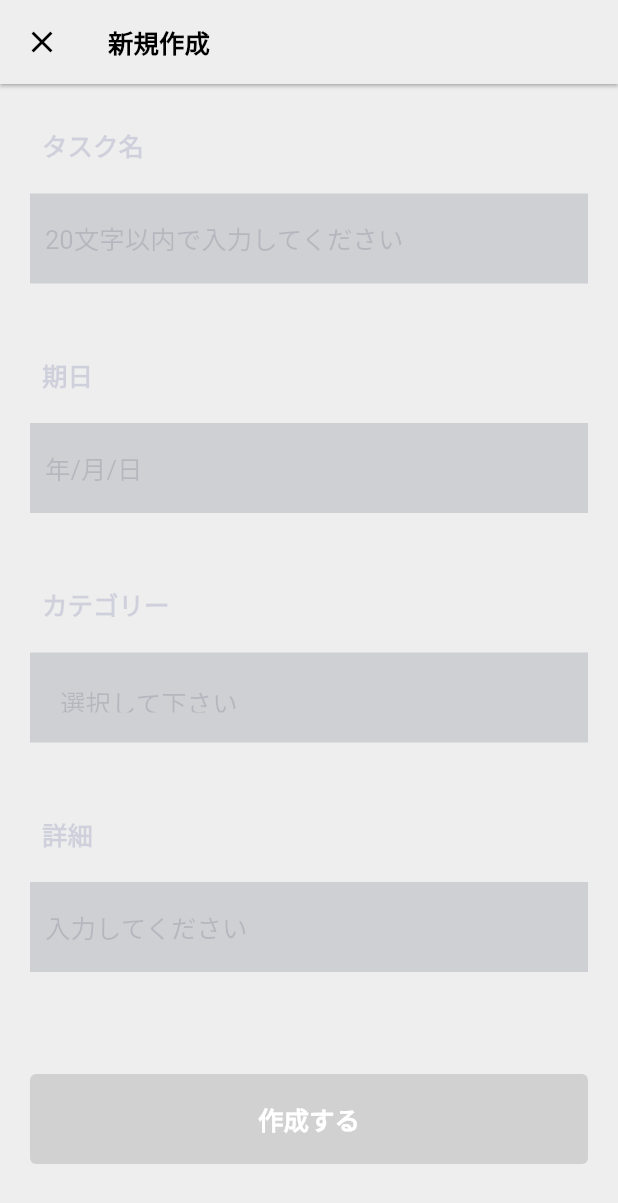
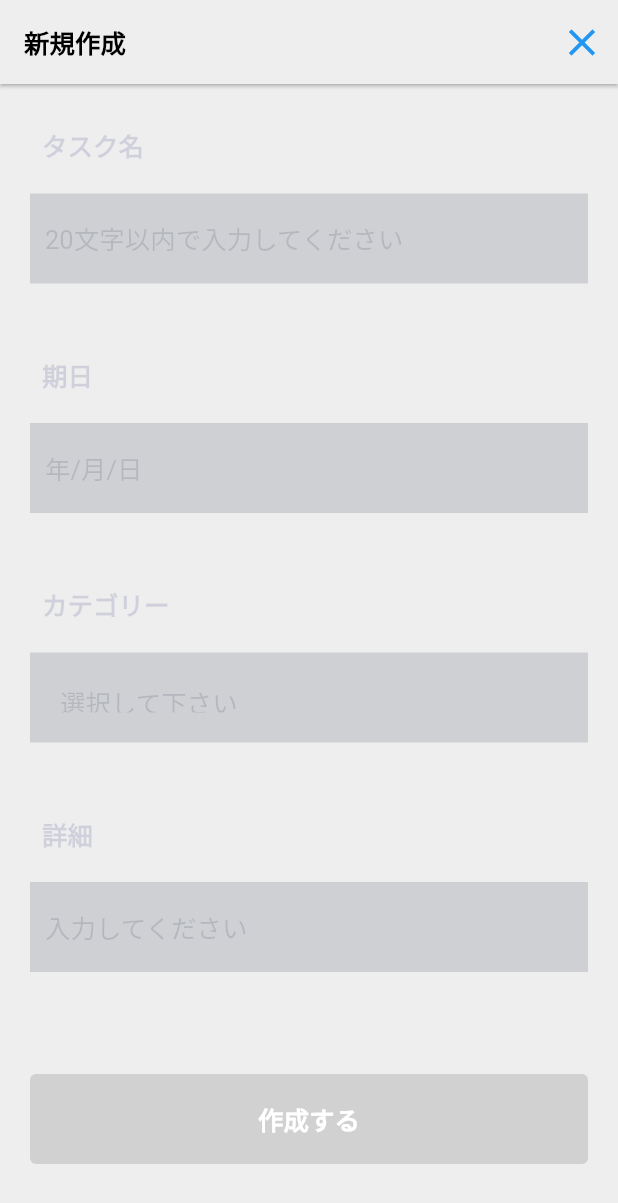
Before and after one commit to iseruuuuu/techtrain_todo_app, a Flutter app: the AddScreenFul screen opened directly, on a phone screen of 412 x 824 dp. Shown: the top 1203 px of the screen. Run offline on Flutter 3.47's test engine with Material 2 defaults, Android fonts, the phone set to English and light mode, and no system bars; our stand-ins replace get, modal_bottom_sheet.

```diff
--- a/lib/component/add_title_item.dart
+++ b/lib/component/add_title_item.dart
@@ -14,6 +14,7 @@ class AddTitleItem extends StatelessWidget {
       padding: const EdgeInsets.only(left: 28),
       child: Text(
         title,
+        overflow: TextOverflow.ellipsis,
         style: const TextStyle(
           fontSize: 17,
           color: Color(0x292d3680),
--- a/lib/component/todo_list_item.dart
+++ b/lib/component/todo_list_item.dart
@@ -34,6 +34,7 @@ class TodoListItem extends StatelessWidget {
             '${todo.taskName}\n'
             //TODO これはグレーじゃないとダメ、、
             '${todo.detail}',
+            overflow: TextOverflow.ellipsis,
             style: const TextStyle(
               color: Colors.white,
               fontWeight: FontWeight.normal,
--- a/lib/model/todo.dart
+++ b/lib/model/todo.dart
@@ -34,7 +34,7 @@ class Todo {
   static const initialTodos = [
     Todo.withId(
       id: '0',
-      taskName: '個人は紫',
+      taskName: '個人は紫dsadsddsdadsdadaddaadsadda',
       category: '個人',
       detail: '説明',
       day: '12/24(水)',
--- a/lib/screen/add/add_screen_ful.dart
+++ b/lib/screen/add/add_screen_ful.dart
@@ -21,6 +21,7 @@ class _AddScreenFulState extends State<AddScreenFul> {
       appBar: AppBar(
         backgroundColor: Colors.grey.shade200,
         elevation: 1,
+        automaticallyImplyLeading: false,
         title: const Text(
           '新規作成',
           style: TextStyle(
@@ -30,13 +31,16 @@ class _AddScreenFulState extends State<AddScreenFul> {
             color: Colors.black,
           ),
         ),
-        leading: IconButton(
-          onPressed: controller.onTapClose,
-          icon: const Icon(
-            Icons.close,
-            color: Colors.black,
+        actions: [
+          IconButton(
+            onPressed: controller.onTapClose,
+            icon: const Icon(
+              Icons.close,
+              color: Colors.blue,
+              size: 30,
+            ),
           ),
-        ),
+        ],
       ),
       body: Column(
         crossAxisAlignment: CrossAxisAlignment.start,
```
Also changed, not shown: lib/controller/controller.dart (+17 -1 lines), lib/component/add_datepicker.dart (added).
